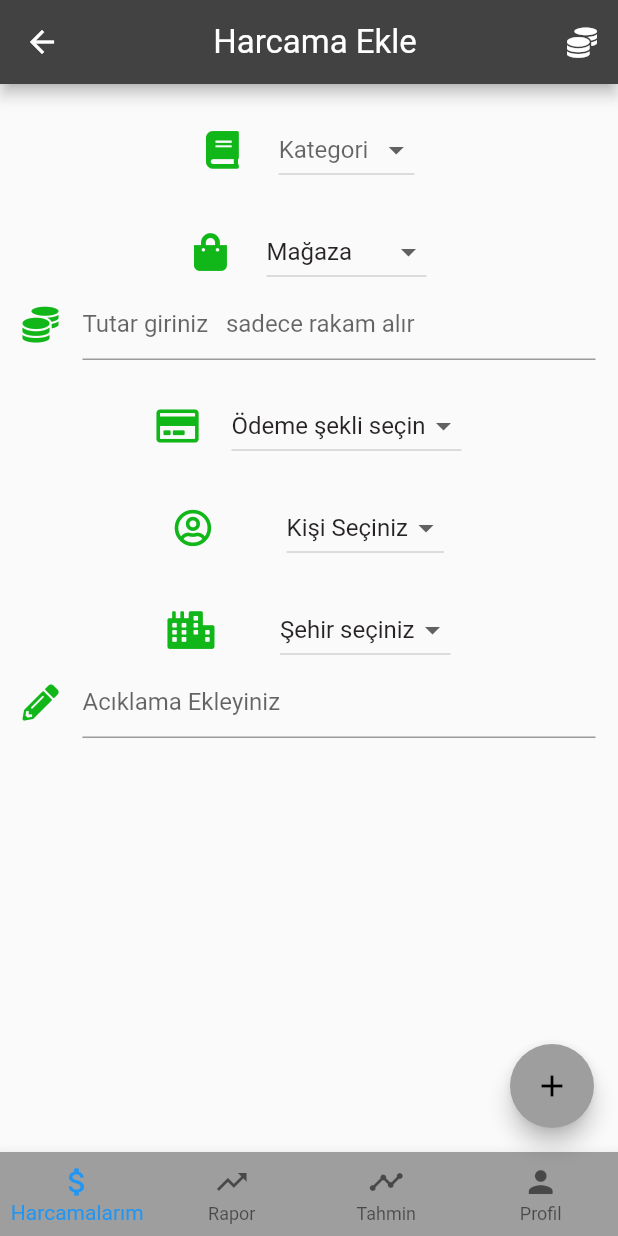
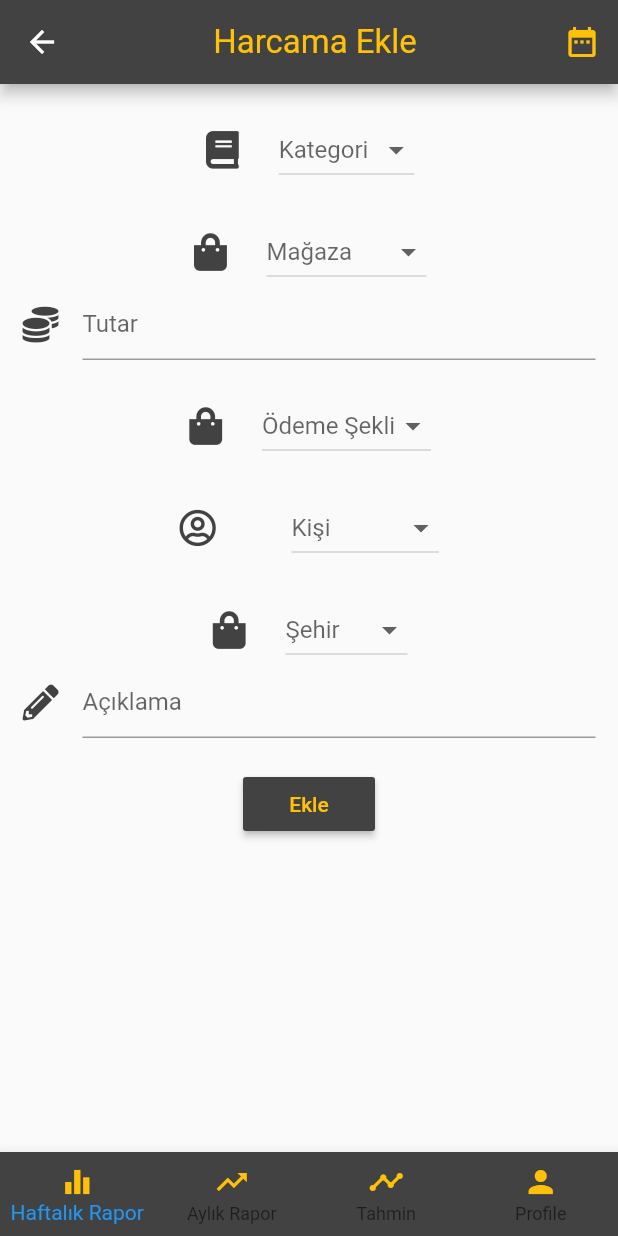
Before and after one commit to keremsabirli/butceapp-flutter, a Flutter app: the ExpenseAddScreen screen opened by its route, on a phone screen of 412 x 824 dp. Run offline on Flutter 3.47's test engine with Material 2 defaults, Android fonts, the phone set to English and light mode, and no system bars; our stand-ins replace font_awesome_flutter, shared_preferences; accounts and stored records are empty.

Commit message:
expense changes

```diff
--- /dev/null
+++ b/lib/api/models/ExpenseType.dart
@@ -0,0 +1,6 @@
+class ExpenseType {
+  final String name;
+  final String description;
+
+  ExpenseType({this.name, this.description});
+}
--- /dev/null
+++ b/lib/api/models/Member.dart
@@ -0,0 +1,6 @@
+class Member {
+  final String name;
+  final int userId;
+
+  Member({this.name, this.userId});
+}
--- a/lib/api/models/User.dart
+++ b/lib/api/models/User.dart
@@ -1,4 +1,6 @@
-class User {
+import 'Shared.dart';
+
+class User extends Shared {
   final String name;
   final String mailAdress;
   final String hashedPassword;
--- a/lib/api/repositories/user_repository.dart
+++ b/lib/api/repositories/user_repository.dart
@@ -5,10 +5,10 @@ import 'package:butceappflutter/api/repositories/base_repository.dart';
 import 'package:http/http.dart' as http;
 import 'package:shared_preferences/shared_preferences.dart';
 class UserRepository extends BaseRepository {
+  String repositoryUri;
   UserRepository() : super() {
     this.repositoryUri = '${super.baseUri}/User';
   }
-  String repositoryUri;
 
   Future<http.Response> signUp(String email, String name, String password) async {
     String requestUri = '${this.repositoryUri}/Signup';
--- a/lib/main.dart
+++ b/lib/main.dart
@@ -5,6 +5,7 @@ import 'package:butceappflutter/screens/member_add_screen.dart';
 import 'package:butceappflutter/screens/profile_screen.dart';
 import 'package:butceappflutter/screens/signup_screen.dart';
 import 'package:flutter/material.dart';
+import 'package:flutter/services.dart';
 import 'package:http/http.dart' as http;
 void main() {
   runApp(MyApp());
@@ -13,6 +14,10 @@ void main() {
 class MyApp extends StatelessWidget {
   @override
   Widget build(BuildContext context) {
+    SystemChrome.setPreferredOrientations([
+      DeviceOrientation.portraitUp,
+      DeviceOrientation.portraitDown,
+    ]);
     return MaterialApp(
       theme: ThemeData(
         primaryColor: Colors.grey[800],
--- a/lib/screens/expense_add_screen.dart
+++ b/lib/screens/expense_add_screen.dart
@@ -3,6 +3,7 @@ import 'package:butceappflutter/widgets/my_navigation_bar.dart';
 import 'package:flutter/material.dart';
 import 'package:flutter/services.dart';
 import 'package:font_awesome_flutter/font_awesome_flutter.dart';
+import 'package:intl/intl.dart';
 
 class ExpenseAddScreen extends StatefulWidget {
   @override
@@ -15,10 +16,11 @@ class _ExpenseAddScreenState extends State<ExpenseAddScreen> {
   var selectedCategory;
   var selectedShop;
   var selectedCity;
-  String selectedType;
+  var selectedType;
   List<String> _accountType = <String>[
     'Nakit',
-    'Kredi Kartı'
+    'Kredi Kartı',
+    'Çek'
   ];
   List<String> _categories = <String>[
     'Akaryakıt',
@@ -45,8 +47,21 @@ class _ExpenseAddScreenState extends State<ExpenseAddScreen> {
     'Sakarya',
     'Kocaeli',
     'Bursa',
-    'Ankara',
+    'Düzce',
+    'Isparta',
   ];
+  DateTime _currentdate=new DateTime.now();
+  Future<Null> _selectDate(BuildContext context)async{
+    final DateTime _seldate  = await showDatePicker(
+        context: context,
+        initialDate: _currentdate,
+        firstDate: DateTime(2018),
+        lastDate: DateTime(2022),
+        builder: (context,child){
+          return SingleChildScrollView(child:child,);
+        }
+    );
+  }
   @override
   Widget build(BuildContext context) {
     return Scaffold(
@@ -55,18 +70,18 @@ class _ExpenseAddScreenState extends State<ExpenseAddScreen> {
           alignment: Alignment.center,
           child: Text("Harcama Ekle",
               style: TextStyle(
-                color: Colors.white,
+                color: Theme.of(context).accentColor,
               )),
         ),
         actions: <Widget>[
-          IconButton(
+          IconButton(onPressed: (){
+            _selectDate(context);
+          },
             icon: Icon(
-              FontAwesomeIcons.coins,
-              size: 20.0,
-              color: Colors.white,
+              Icons.date_range,
+              color: Theme.of(context).accentColor,
             ),
-            onPressed: () {},
-          ),
+          )
         ],
       ),
       body: Form(
@@ -84,7 +99,7 @@ class _ExpenseAddScreenState extends State<ExpenseAddScreen> {
                 Icon(
                   FontAwesomeIcons.book, //coins
                   size: 25.0,
-                  color: Color(0xff11b719),
+                  color: Theme.of(context).primaryColor,
                 ),
                 SizedBox(
                   width: 25.0,
@@ -115,59 +130,39 @@ class _ExpenseAddScreenState extends State<ExpenseAddScreen> {
                 Icon(
                   FontAwesomeIcons.shoppingBag, //coins
                   size: 25.0,
-                  color: Color(0xff11b719),
+                  color: Theme.of(context).primaryColor,
                 ),
                 SizedBox(
                   width: 25.0,
                 ),
-                DropdownButton(
-                  items: _shops
-                      .map((value) => DropdownMenuItem(
-                    child: Text(
-                      value,
-                      style: TextStyle(color: Color(0xff11b1719)),
-                    ),
-                    value: value,
-                  ))
-                      .toList(),
-                  onChanged: (selectedShop) {
+                new DropdownButton(
+                  hint: Text('Mağaza'),
+                  value: selectedShop,
+                  onChanged: (newValue){
                     setState(() {
-                      selectedType = selectedShop;
+                      selectedShop=newValue;
                     });
                   },
-                  value: selectedType,
-                  isExpanded: false,
-                  hint: Text(
-                    'Mağaza',
-                    style: TextStyle(color: Color(0xff11b1719)),
-                  ),
+                  items: _shops.map((shop) {
+                    return DropdownMenuItem(
+                      child: new Text(shop),
+                      value: shop,
+                    );
+                  }).toList(),
                 ),
               ],
             ),
-
-
-
-
-
-
-
             TextFormField(
+              keyboardType: TextInputType.number,
               inputFormatters: [WhitelistingTextInputFormatter.digitsOnly],
               decoration: InputDecoration(
                 icon: Icon(
                   FontAwesomeIcons.coins,
-                  color: Color(0xff11b719),
+                  color: Theme.of(context).primaryColor,
                 ),
-                hintText: 'Tutar giriniz   sadece rakam alır  ',
-                //labelText: 'Acıklama Ekleyiniz',
+                hintText: 'Tutar',
               ),
             ),
-
-
-
-
-
-
             SizedBox(
               height: 20.0,
             ),
@@ -175,34 +170,27 @@ class _ExpenseAddScreenState extends State<ExpenseAddScreen> {
               mainAxisAlignment: MainAxisAlignment.center,
               children: <Widget>[
                 Icon(
-                  FontAwesomeIcons.creditCard, //coins
+                  FontAwesomeIcons.shoppingBag, //coins
                   size: 25.0,
-                  color: Color(0xff11b719),
+                  color: Theme.of(context).primaryColor,
                 ),
                 SizedBox(
                   width: 25.0,
                 ),
-                DropdownButton(
-                  items: _accountType
-                      .map((value) => DropdownMenuItem(
-                    child: Text(
-                      value,
-                      style: TextStyle(color: Color(0xff11b1719)),
-                    ),
-                    value: value,
-                  ))
-                      .toList(),
-                  onChanged: (selectedAcoountType) {
+                new DropdownButton(
+                  hint: Text('Ödeme Şekli'),
+                  value: selectedType,
+                  onChanged: (newValue){
                     setState(() {
-                      selectedType = selectedAcoountType;
+                      selectedType=newValue;
                     });
                   },
-                  value: selectedType,
-                  isExpanded: false,
-                  hint: Text(
-                    'Ödeme şekli seçin',
-                    style: TextStyle(color: Color(0xff11b1719)),
-                  ),
+                  items: _accountType.map((type) {
+                    return DropdownMenuItem(
+                      child: new Text(type),
+                      value: type,
+                    );
+                  }).toList(),
                 ),
               ],
             ),
@@ -215,7 +203,7 @@ class _ExpenseAddScreenState extends State<ExpenseAddScreen> {
                 Icon(
                   FontAwesomeIcons.userCircle, //coins
                   size: 25.0,
-                  color: Color(0xff11b719),
+                  color: Theme.of(context).primaryColor,
                 ),
                 SizedBox(
                   width: 50.0,
@@ -238,8 +226,7 @@ class _ExpenseAddScreenState extends State<ExpenseAddScreen> {
                   value: selectedType,
                   isExpanded: false,
                   hint: Text(
-                    'Kişi Seçiniz',
-                    style: TextStyle(color: Color(0xff11b1719)),
+                    'Kişi',
                   ),
                 ),
               ],
@@ -251,91 +238,57 @@ class _ExpenseAddScreenState extends State<ExpenseAddScreen> {
               mainAxisAlignment: MainAxisAlignment.center,
               children: <Widget>[
                 Icon(
-                  FontAwesomeIcons.city, //coins
+                  FontAwesomeIcons.shoppingBag, //coins
                   size: 25.0,
-                  color: Color(0xff11b719),
+                  color: Theme.of(context).primaryColor,
                 ),
                 SizedBox(
-                  width: 50.0,
+                  width: 25.0,
                 ),
-                DropdownButton(
-                  items: _cities
-                      .map((value) => DropdownMenuItem(
-                    child: Text(
-                      value,
-                      style: TextStyle(color: Color(0xff11b1719)),
-                    ),
-                    value: value,
-                  ))
-                      .toList(),
-                  onChanged: (selectedCity) {
+                new DropdownButton(
+                  hint: Text('Şehir'),
+                  value: selectedCity,
+                  onChanged: (newValue){
                     setState(() {
-                      selectedType = selectedCity;
+                      selectedCity=newValue;
                     });
                   },
-                  value: selectedType,
-                  isExpanded: false,
-                  hint: Text(
-                    'Şehir seçiniz',
-                    style: TextStyle(color: Color(0xff11b1719)),
-                  ),
+                  items: _cities.map((city) {
+                    return DropdownMenuItem(
+                      child: new Text(city),
+                      value: city,
+                    );
+                  }).toList(),
                 ),
-
               ],
             ),
             TextFormField(
               decoration: InputDecoration(
                 icon: Icon(
                   FontAwesomeIcons.pencilAlt,
-                  color: Color(0xff11b719),
+                  color: Theme.of(context).primaryColor,
                 ),
-                hintText: 'Acıklama Ekleyiniz',
-                //labelText: 'Acıklama Ekleyiniz',
+                hintText: 'Açıklama',
               ),
+            ),
+            SizedBox(
+              height: 20.0,
+            ),
+            Center(
+              child: RaisedButton(
+                color: Theme.of(context).primaryColor,
+                textColor: Theme.of(context).accentColor,
+                child: Text('Ekle'),
+                onPressed: () {
+                }),
             ),
           ],
         ),
       ),
       bottomNavigationBar: Theme(
         data: Theme.of(context).copyWith(canvasColor: Colors.grey),
-        child: BottomNavigationBar(
-          type: BottomNavigationBarType.fixed,
-          items: <BottomNavigationBarItem>[
-            BottomNavigationBarItem(
-              icon: Icon(Icons.attach_money),
-              title: Text(
-                'Harcamalarım',
-                style: TextStyle(fontWeight: FontWeight.bold, fontSize: 12),
-              ),
-            ),
-            BottomNavigationBarItem(
-              icon: Icon(Icons.trending_up),
-              title: Text(
-                'Rapor',
-                style: TextStyle(fontWeight: FontWeight.bold, fontSize: 12),
-              ),
-            ),
-            BottomNavigationBarItem(
-              icon: Icon(Icons.timeline),
-              title: Text(
-                'Tahmin',
-                style: TextStyle(fontWeight: FontWeight.bold, fontSize: 12),
-              ),
-            ),
-            BottomNavigationBarItem(
-              icon: Icon(Icons.person),
-              title: Text(
-                'Profil',
-                style: TextStyle(fontWeight: FontWeight.bold, fontSize: 12),
-              ),
-            ),
-          ],
-        ),
+        child: MyBottomNavigationBar()
       ),
-      floatingActionButton: FloatingActionButton(
-          child: Icon(Icons.add),
-          backgroundColor: Colors.grey,
-          onPressed: () {}),
     );
   }
 }
--- a/pubspec.yaml
+++ b/pubspec.yaml
@@ -30,6 +30,7 @@ dependencies:
   dropdownfield: ^1.0.3
   font_awesome_flutter: ^8.2.0
   shared_preferences: ^0.5.6+3
+  intl: ^0.16.1
 
   # The following adds the Cupertino Icons font to your application.
   # Use with the CupertinoIcons class for iOS style icons.
```
Also changed, not shown: lib/api/models/Corporate.dart (added, +8 -0 lines), lib/api/models/CorporateType.dart (added, +8 -0 lines), lib/api/models/Expense.dart (added, +18 -0 lines), lib/api/models/Shared.dart (added, +7 -0 lines), lib/api/repositories/expense_repsoitory.dart (added, +22 -0 lines), lib/screens/login_screen.dart (+18 -5 lines), lib/screens/signup_screen.dart (+25 -6 lines), pubspec.lock.
